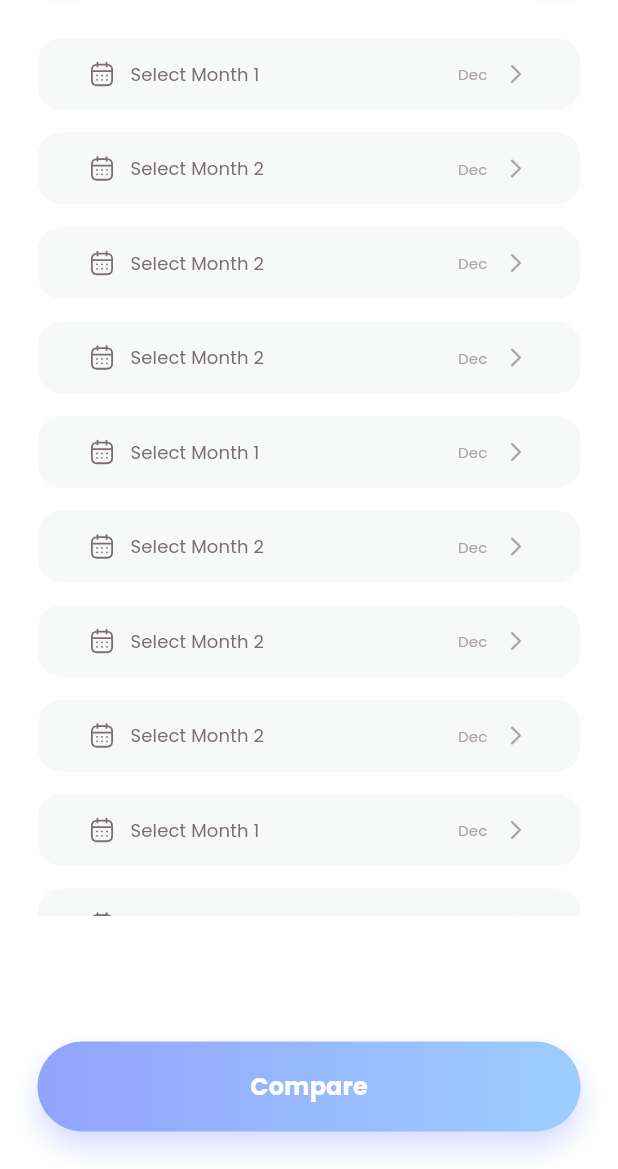
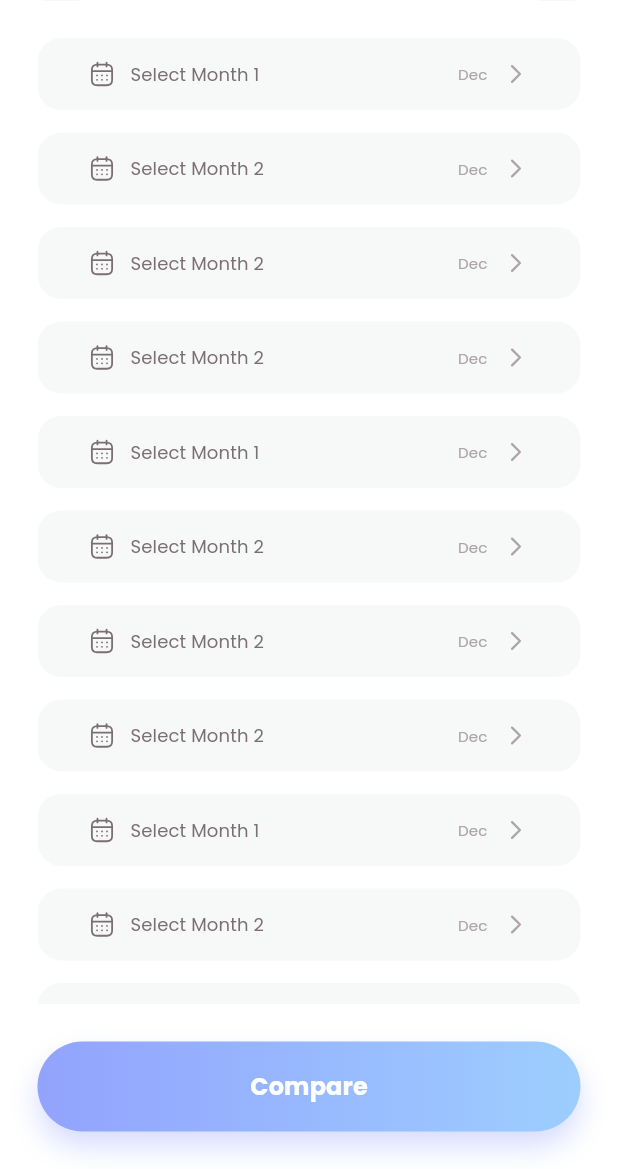
Before and after one commit to caonam030402/Fitness-App, a Flutter app: the ResultPage screen opened by its route, after a tap on "Back to Home", after a tap on "Compare", on a phone screen of 412 x 824 dp, the part 67-1236 px from its top. Run offline on Flutter 3.47's test engine with Material 3 defaults, Android fonts, the phone set to English and light mode, and no system bars; our stand-ins replace animated_splash_screen, fl_chart, flutter_svg, image_picker; missing offline and left inert: widget_mask.

Commit message:
fix comparison and photo widgit

```diff
--- a/lib/components/grid_list_item.dart
+++ b/lib/components/grid_list_item.dart
@@ -3,14 +3,21 @@ import 'package:fitness_app/styles/app_text.dart';
 import 'package:flutter/material.dart';
 
 class GridListItem extends StatelessWidget {
-  final item;
+  final List item;
   final String title;
   const GridListItem({super.key, required this.item, required this.title});
+
+  double calculateGridViewHeight() {
+    int rows = (item.length / 2).ceil();
+    double rowHeight = 180;
+    double totalHeight = rows * rowHeight;
+    return totalHeight;
+  }
 
   @override
   Widget build(BuildContext context) {
     return SizedBox(
-      height: 230,
+      height: 51 + calculateGridViewHeight(),
       child: Column(
         crossAxisAlignment: CrossAxisAlignment.center,
         children: [
@@ -23,7 +30,7 @@ class GridListItem extends StatelessWidget {
             height: 15,
           ),
           Container(
-            height: 170,
+            height: calculateGridViewHeight(),
             child: GridView.builder(
               gridDelegate: const SliverGridDelegateWithFixedCrossAxisCount(
                   crossAxisCount: 2, mainAxisSpacing: 10, crossAxisSpacing: 10),
--- a/lib/pages/progressTracker/comparison/index.dart
+++ b/lib/pages/progressTracker/comparison/index.dart
@@ -26,12 +26,13 @@ class _ComparisonPageState extends State<ComparisonPage> {
         appBar: const ToolBar(title: 'Comparison'),
         body: Padding(
           padding: const EdgeInsets.all(AppStyles.paddingBothSidesPage),
-          child: Column(
-            children: [
-              SingleChildScrollView(
-                child: SizedBox(
-                  height: MediaQuery.of(context).size.height * 0.71,
+          child: SingleChildScrollView(
+            child: Column(
+              children: [
+                SizedBox(
+                  height: 63 * comparisonItems.length.toDouble(),
                   child: ListView.builder(
+                    physics: const NeverScrollableScrollPhysics(),
                     itemCount: comparisonItems.length,
                     itemBuilder: (context, index) {
                       final item = comparisonItems[index];
@@ -41,8 +42,8 @@ class _ComparisonPageState extends State<ComparisonPage> {
                     },
                   ),
                 ),
-              )
-            ],
+              ],
+            ),
           ),
         ));
   }
--- a/lib/pages/progressTracker/comparison/widgets/comparison_item.dart
+++ b/lib/pages/progressTracker/comparison/widgets/comparison_item.dart
@@ -24,13 +24,16 @@ class _ComparisonItemState extends State<ComparisonItem> {
 
   @override
   Widget build(BuildContext context) {
-    return Column(
+    return SizedBox(
+      height: 63,
+      child: Column(
         children: [
           Container(
             height: 48,
             padding: const EdgeInsets.symmetric(horizontal: 10),
             decoration: BoxDecoration(
-              color: AppColors.border, borderRadius: BorderRadius.circular(16)),
+                color: AppColors.border,
+                borderRadius: BorderRadius.circular(16)),
             child: ElevatedButton(
               onPressed: () async {
                 await showDatePicker(
@@ -96,10 +99,8 @@ class _ComparisonItemState extends State<ComparisonItem> {
               ),
             ),
           ),
-        const SizedBox(
-          height: 15,
-        )
         ],
+      ),
     );
     ;
   }
--- a/lib/pages/progressTracker/result/widgets/photo.dart
+++ b/lib/pages/progressTracker/result/widgets/photo.dart
@@ -7,6 +7,14 @@ import 'package:flutter/material.dart';
 
 class Photo extends StatelessWidget {
   const Photo({super.key});
+  double calculateGridViewHeight() {
+    int totalItems =
+        gridListItems.fold(0, (sum, item) => sum + item.items.length);
+    int rows = (totalItems / 2).ceil();
+    double rowHeight = 180;
+    double totalHeight = rows * rowHeight;
+    return totalHeight;
+  }
 
   @override
   Widget build(BuildContext context) {
@@ -22,9 +30,9 @@ class Photo extends StatelessWidget {
             ),
             const Month(),
             SizedBox(
-              height: 230 * gridListItems.length.toDouble(),
+              height: calculateGridViewHeight() + (51 * gridListItems.length),
               child: ListView.builder(
-                  physics: NeverScrollableScrollPhysics(),
+                  physics: const NeverScrollableScrollPhysics(),
                   itemCount: gridListItems.length,
                   itemBuilder: (context, index) {
                     final item = gridListItems[index];
@@ -49,9 +57,6 @@ class GridListItems {
 
 List<GridListItems> gridListItems = [
   GridListItems(items: [
-    AppIcons.im_weightlifting,
-    AppIcons.im_muscle_relaxants,
-    AppIcons.im_jogging,
     AppIcons.im_weightlifting,
     AppIcons.im_muscle_relaxants,
     AppIcons.im_jogging,
@@ -139,5 +144,5 @@ List<GridListItems> gridListItems = [
     AppIcons.im_weightlifting,
     AppIcons.im_muscle_relaxants,
     AppIcons.im_jogging,
-  ], title: 'Front Facing'),
+  ], title: 'Right Facing'),
 ];
```
Lines whose indentation alone changed are shown as unchanged.
